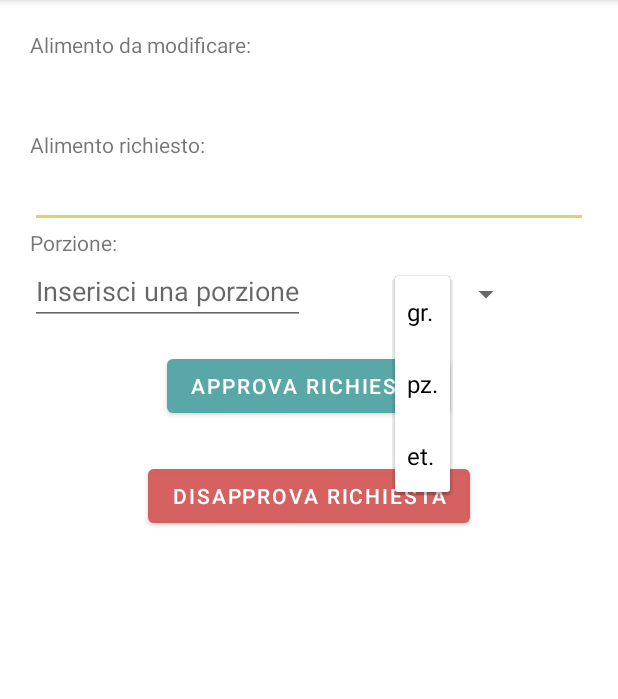
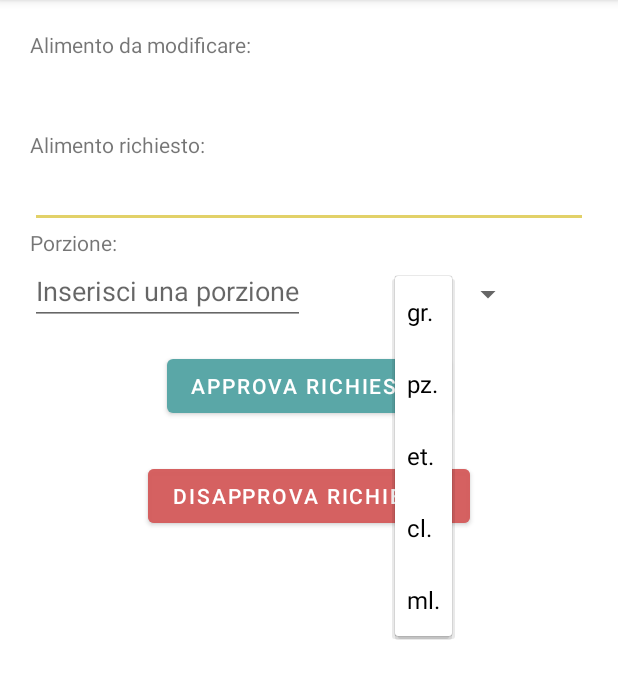
Before and after one commit to FResta99/Benessere, an Android app: the DettagliRichiesta screen opened directly, with no data from a screen before it, after a tap on "gr.", on a phone screen of 412 x 824 dp, the part 84-783 px from its top. Run offline under Robolectric (Android 15) with nearby library versions, the phone set to English and light mode, and no system bars; 1 statement that could not run was skipped.

Commit message:
Aggiunte unita' misura

```diff
--- a/Android Studio/Benessere/app/src/main/res/values-night/strings.xml
+++ b/Android Studio/Benessere/app/src/main/res/values-night/strings.xml
@@ -8,6 +8,8 @@
         <item>gr.</item>
         <item>pz.</item>
         <item>et.</item>
+        <item>cl.</item>
+        <item>ml.</item>
     </string-array>
     <string-array name="tipoPasto">
         <item>Colazione</item>
--- a/Android Studio/Benessere/app/src/main/res/values/strings.xml
+++ b/Android Studio/Benessere/app/src/main/res/values/strings.xml
@@ -8,6 +8,8 @@
         <item>gr.</item>
         <item>pz.</item>
         <item>et.</item>
+        <item>cl.</item>
+        <item>ml.</item>
     </string-array>
     <string-array name="tipoPasto">
         <item>Colazione</item>
```
